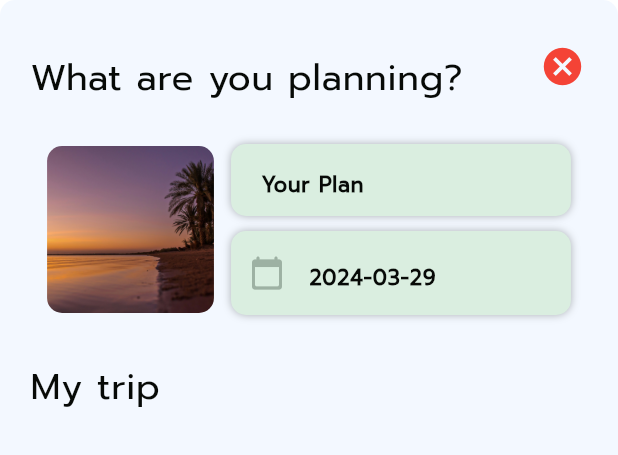
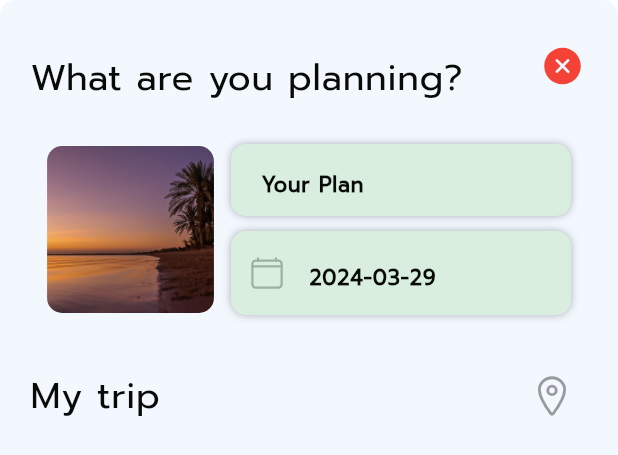
Before and after one commit to sh4dowstorm/Moblie_Project, a Flutter app: the CreatePlanner widget shown alone on an empty page, opened directly, on a phone screen of 412 x 824 dp. Shown: the top 455 px of the screen. Run offline on Flutter 3.47's test engine with Material 3 defaults, Android fonts, the phone set to English and light mode, and no system bars; our stand-ins replace cloud_firestore, date_format, email_validator, firebase_auth, firebase_core, flutter_slidable and 5 more; missing offline and left inert: flutter_facebook_auth; accounts and stored records are empty; project files that could hold a hidden picture were left out.

Commit message:
change icon

```diff
--- a/lib/screens/create_planner_screen.dart
+++ b/lib/screens/create_planner_screen.dart
@@ -1,7 +1,6 @@
-import 'dart:developer';
-
 import 'package:date_format/date_format.dart';
 import 'package:flutter/material.dart';
+import 'package:ionicons/ionicons.dart';
 import 'package:mobile_project/services/firebase_loader.dart';
 import 'package:mobile_project/widgets/date_picker.dart';
 import 'package:mobile_project/widgets/place_plan_item.dart';
@@ -10,23 +9,30 @@ final TextEditingController planNameController = TextEditingController();
 final TextEditingController datePickerController = TextEditingController();
 
 class CreatePlanner extends StatefulWidget {
-  const CreatePlanner({super.key});
+  const CreatePlanner({Key? key}) : super(key: key);
 
   @override
   State<CreatePlanner> createState() => _CreatePlannerState();
 }
 
 class _CreatePlannerState extends State<CreatePlanner> {
-  // demo
-  Future<List<Map<String, dynamic>>> loadData() async {
+  late List<Map<String, dynamic>> _places;
+
+  @override
+  void initState() {
+    super.initState();
+    _fetchData();
+  }
+
+  Future<void> _fetchData() async {
     final List<Map<String, dynamic>> places = [];
-    await FirebaseLoader.placeRef.get().then((value) {
+    final value = await FirebaseLoader.placeRef.get();
     for (var i in value.docs) {
       places.add(i.data());
     }
+    setState(() {
+      _places = places;
     });
-
-    return places;
   }
 
   @override
@@ -64,7 +70,7 @@ class _CreatePlannerState extends State<CreatePlanner> {
                 child: IconButton(
                   onPressed: () => Navigator.pop(context),
                   icon: const Icon(
-                    Icons.cancel,
+                    Ionicons.close_circle,
                     color: Colors.red,
                   ),
                 ),
@@ -133,57 +139,53 @@ class _CreatePlannerState extends State<CreatePlanner> {
           const SizedBox(
             height: 30,
           ),
-          SizedBox(
-            width: MediaQuery.of(context).size.width,
-            child: Text(
+          Row(
+            mainAxisAlignment: MainAxisAlignment.spaceBetween,
+            children: [
+              Text(
                 'My trip',
                 style: Theme.of(context).textTheme.bodyLarge,
               ),
+              const IconButton(
+                onPressed: null,
+                icon: Icon(
+                  Ionicons.location_outline,
+                ),
+              ),
+            ],
           ),
           const SizedBox(
             height: 20,
           ),
-          FutureBuilder<List<Map<String, dynamic>>>(
-            future: loadData(),
-            builder: (context, snapshot) {
-              if (snapshot.connectionState == ConnectionState.waiting) {
-                return const CircularProgressIndicator();
-              } else if (snapshot.hasError) {
-                return Text(snapshot.error.toString());
-              } else {
-                final places = snapshot.data;
-
-                return SizedBox(
+          _places != null
+              ? SizedBox(
                   height: MediaQuery.of(context).size.height * 0.4,
                   width: MediaQuery.of(context).size.width,
                   child: ReorderableListView.builder(
                     itemBuilder: (context, index) {
                       return ReorderableDragStartListener(
-                        key: Key(places![index]['image']),
+                        key: Key(_places[index]['image']),
                         index: index,
                         child: PlanPlace(
-                          image: places[index]['image'],
-                          name: places[index]['name'],
-                          located: places[index]['located'],
+                          image: _places[index]['image'],
+                          name: _places[index]['name'],
+                          located: _places[index]['located'],
                         ),
                       );
                     },
-                    itemCount: places?.length ?? 0,
+                    itemCount: _places.length,
                     onReorder: (oldIndex, newIndex) {
-                      newIndex =
-                          (oldIndex < newIndex) ? newIndex - 1 : newIndex;
-
+                      if (oldIndex < newIndex) {
+                        newIndex -= 1;
+                      }
                       setState(() {
-                        final place = places!.removeAt(oldIndex);
-
-                        places.add(place);
+                        final place = _places.removeAt(oldIndex);
+                        _places.insert(newIndex, place);
                       });
                     },
                   ),
-                );
-              }
-            },
-          ),
+                )
+              : const CircularProgressIndicator(),
         ],
       ),
     );
--- a/lib/screens/planner_screen.dart
+++ b/lib/screens/planner_screen.dart
@@ -5,6 +5,7 @@ import 'package:flutter/cupertino.dart';
 import 'package:flutter/material.dart';
 import 'package:flutter/widgets.dart';
 import 'package:flutter_slidable/flutter_slidable.dart';
+import 'package:ionicons/ionicons.dart';
 import 'package:mobile_project/screens/create_planner_screen.dart';
 import 'package:mobile_project/widgets/date_picker.dart';
 import 'package:mobile_project/widgets/place_plan_item.dart';
@@ -175,9 +176,9 @@ class _PlannerScreenState extends State<PlannerScreen> {
               height: 60,
               width: 60,
               child: Icon(
-                Icons.create,
+                Ionicons.pencil_sharp,
                 color: Theme.of(context).colorScheme.primary,
-                size: 30,
+                size: 35,
               ),
             ),
           ),
--- a/lib/widgets/date_picker.dart
+++ b/lib/widgets/date_picker.dart
@@ -2,6 +2,7 @@ import 'dart:developer';
 
 import 'package:date_format/date_format.dart';
 import 'package:flutter/material.dart';
+import 'package:ionicons/ionicons.dart';
 
 class DatePickerCustom extends StatefulWidget {
   const DatePickerCustom({
@@ -43,7 +44,9 @@ class _DatePickerCustomState extends State<DatePickerCustom> {
         },
         readOnly: true,
         decoration: InputDecoration(
-          prefixIcon: const Icon(Icons.calendar_today_rounded),
+          prefixIcon: const Icon(
+            Ionicons.calendar_clear_outline,
+          ),
           contentPadding: const EdgeInsets.only(left: 20, top: 10, bottom: 10),
           hintText: widget.datePickerController.text,
           hintStyle: Theme.of(context).textTheme.labelSmall,
--- a/lib/widgets/nav_bar.dart
+++ b/lib/widgets/nav_bar.dart
@@ -10,12 +10,12 @@ class CustomNavigationBar extends StatelessWidget {
     required this.indexPage,
   });
 
-  final List<IconData> button;
+  final List<Map<String, IconData>> button;
   final int indexPage;
   final Function(int)? onClick;
 
   GestureDetector _buttonOnNav({
-    required IconData icon,
+    required Map<String, IconData> icon,
     required int index,
   }) {
     bool isMatchingIndex = indexPage == index;
@@ -31,7 +31,7 @@ class CustomNavigationBar extends StatelessWidget {
           mainAxisAlignment: MainAxisAlignment.center,
           children: [
             Icon(
-              icon,
+              isMatchingIndex ? icon['fill'] : icon['outline'],
               size: 40,
               color: isMatchingIndex
                   ? Theme.of(mainContext).colorScheme.onPrimary
--- a/lib/widgets/place_plan_item.dart
+++ b/lib/widgets/place_plan_item.dart
@@ -1,4 +1,5 @@
 import 'package:flutter/material.dart';
+import 'package:ionicons/ionicons.dart';
 
 class PlanPlace extends StatelessWidget {
   const PlanPlace({
@@ -27,7 +28,7 @@ class PlanPlace extends StatelessWidget {
         child: Row(
           children: [
             const Icon(
-              Icons.drag_indicator,
+              Ionicons.ellipsis_vertical_outline,
             ),
             const SizedBox(
               width: 10,
--- a/lib/widgets/search_field.dart
+++ b/lib/widgets/search_field.dart
@@ -1,4 +1,5 @@
 import 'package:flutter/material.dart';
+import 'package:ionicons/ionicons.dart';
 
 class SearchField extends StatelessWidget {
   const SearchField({
@@ -25,7 +26,7 @@ class SearchField extends StatelessWidget {
         decoration: InputDecoration(
           hintText: hintText,
           prefixIcon: const Icon(
-            Icons.search_rounded,
+            Ionicons.search,
           ),
         ),
       ),
--- a/pubspec.yaml
+++ b/pubspec.yaml
@@ -48,6 +48,7 @@ dependencies:
   email_validator: ^2.1.17
   date_format: ^2.0.7
   flutter_slidable: ^3.1.0
+  line_icons: ^2.0.3
 
 dev_dependencies:
   flutter_test:
```
Also changed, not shown: lib/screens/forum_screen.dart (deleted, +0 -10 lines), lib/screens/home_screen.dart (+8 -5 lines), lib/screens/main_layout_screen.dart (+13 -6 lines), pubspec.lock. Lines whose indentation alone changed are shown as unchanged.
